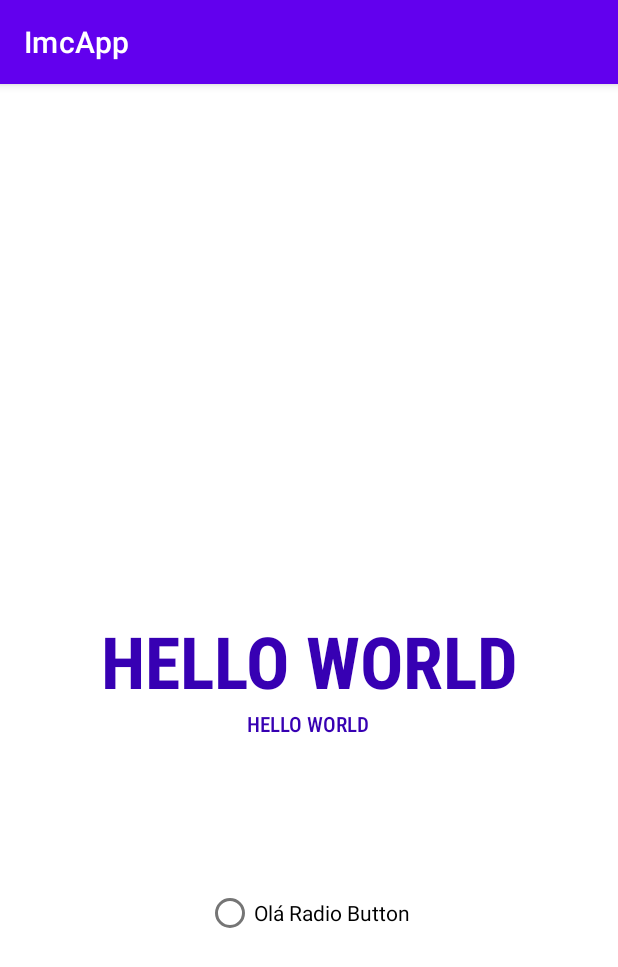
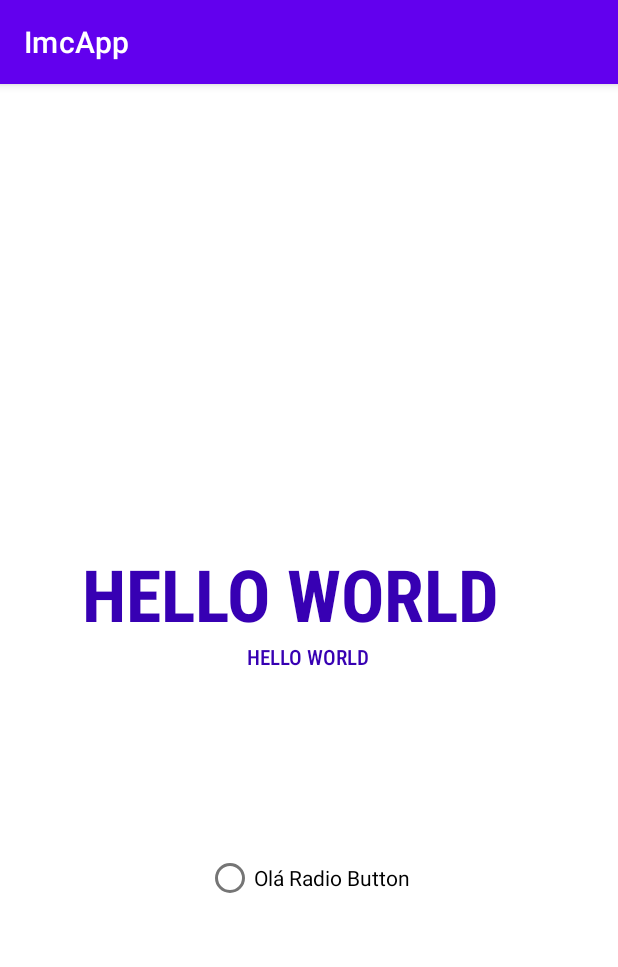
Before and after one commit to clovisdanielcosta/kotlin-calculadora-imc, an Android app: the ResultActivity screen opened directly, with no data from a screen before it, on a phone screen of 412 x 824 dp. Shown: the top 967 px of the screen. Run offline under Robolectric (Android 15) with nearby library versions, the phone set to English and light mode, and no system bars.

Commit message:
Adjust to fix git version..

```diff
--- a/app/src/main/res/layout/activity_result.xml
+++ b/app/src/main/res/layout/activity_result.xml
@@ -17,8 +17,10 @@
         android:textStyle="bold"
         app:layout_constraintBottom_toBottomOf="parent"
         app:layout_constraintEnd_toEndOf="parent"
+        app:layout_constraintHorizontal_bias="0.406"
         app:layout_constraintStart_toStartOf="parent"
         app:layout_constraintTop_toTopOf="parent"
+        app:layout_constraintVertical_bias="0.437"
         tools:ignore="HardcodedText" />
 
     <TextView
```
